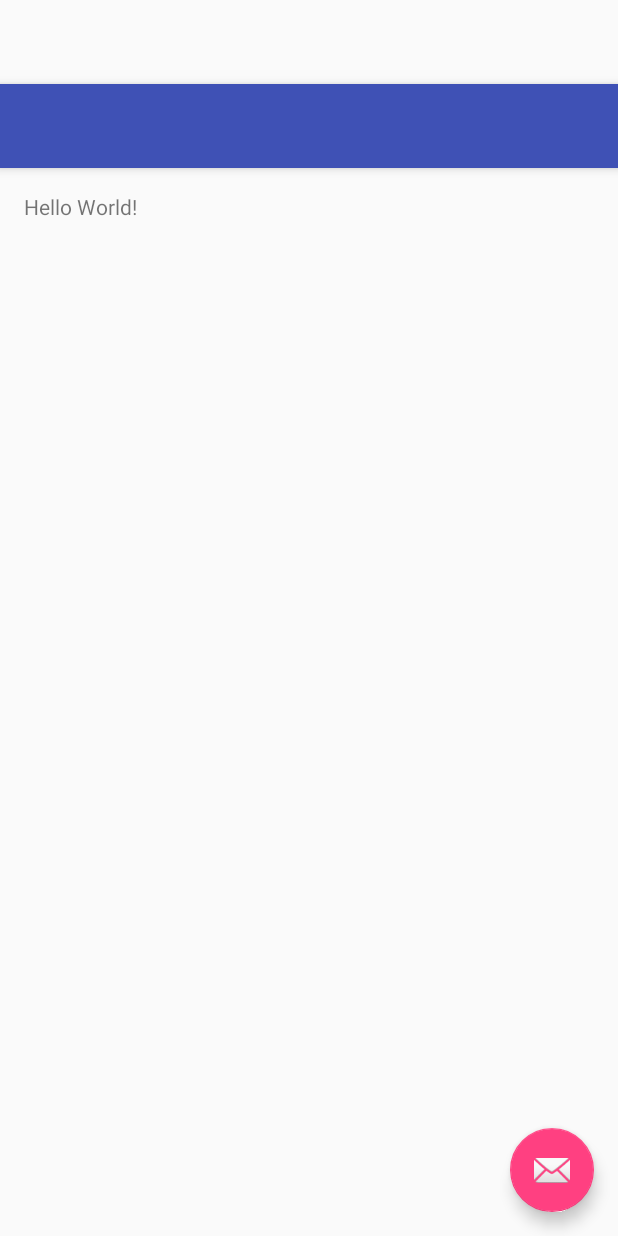
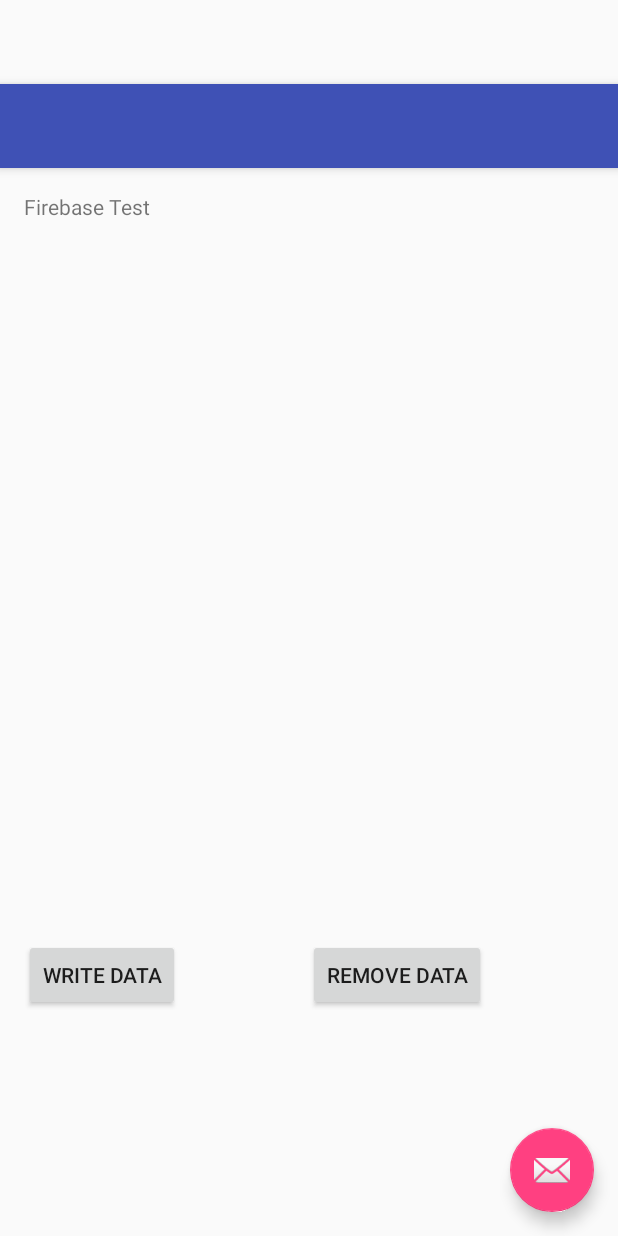
Before and after one commit to VickTseng/FirebaseChat, an Android app: the layout activity_main.xml on its own in the app's theme, with its tools: preview values and no code run, on a phone screen of 412 x 824 dp. Run offline under Robolectric (Android 15) with nearby library versions, the phone set to English and light mode, and no system bars.

Commit message:
Add the permission of internet, enable filebase, and alter the layout

```diff
--- a/app/build.gradle
+++ b/app/build.gradle
@@ -17,6 +17,10 @@ android {
             proguardFiles getDefaultProguardFile('proguard-android.txt'), 'proguard-rules.pro'
         }
     }
+    packagingOptions {
+        exclude 'META-INF/LICENSE'
+        exclude 'META-INF/NOTICE'
+    }
 }
 
 dependencies {
@@ -24,4 +28,5 @@ dependencies {
     testCompile 'junit:junit:4.12'
     compile 'com.android.support:appcompat-v7:23.1.1'
     compile 'com.android.support:design:23.1.1'
+    compile 'com.firebase:firebase-client-android:2.3.1'
 }
--- a/app/src/main/AndroidManifest.xml
+++ b/app/src/main/AndroidManifest.xml
@@ -1,17 +1,19 @@
 <?xml version="1.0" encoding="utf-8"?>
 <manifest xmlns:android="http://schemas.android.com/apk/res/android"
-    package="com.example.vick.firebasechat">
+    package="com.example.vick.firebasechat" >
+
+    <uses-permission android:name="android.permission.INTERNET" />
 
     <application
         android:allowBackup="true"
         android:icon="@mipmap/ic_launcher"
         android:label="@string/app_name"
         android:supportsRtl="true"
-        android:theme="@style/AppTheme">
+        android:theme="@style/AppTheme" >
         <activity
             android:name=".MainActivity"
             android:label="@string/app_name"
-            android:theme="@style/AppTheme.NoActionBar">
+            android:theme="@style/AppTheme.NoActionBar" >
             <intent-filter>
                 <action android:name="android.intent.action.MAIN" />
 
--- a/app/src/main/res/layout/content_main.xml
+++ b/app/src/main/res/layout/content_main.xml
@@ -15,5 +15,36 @@
     <TextView
         android:layout_width="wrap_content"
         android:layout_height="wrap_content"
-        android:text="Hello World!" />
+        android:text="Firebase Test"
+        android:id="@+id/textView" />
+
+    <Button
+        android:layout_width="wrap_content"
+        android:layout_height="wrap_content"
+        android:text="Write Data"
+        android:id="@+id/button"
+        android:layout_marginBottom="134dp"
+        android:layout_alignParentBottom="true"
+        android:layout_alignParentLeft="true"
+        android:layout_alignParentStart="true" />
+
+    <ListView
+        android:layout_width="wrap_content"
+        android:layout_height="wrap_content"
+        android:id="@+id/listView"
+        android:layout_below="@+id/textView"
+        android:layout_alignParentLeft="true"
+        android:layout_alignParentStart="true"
+        android:layout_above="@+id/button" />
+
+    <Button
+        android:layout_width="wrap_content"
+        android:layout_height="wrap_content"
+        android:text="REMOVE DATA"
+        android:id="@+id/button2"
+        android:layout_alignBottom="@+id/button"
+        android:layout_alignRight="@+id/listView"
+        android:layout_alignEnd="@+id/listView"
+        android:layout_marginRight="72dp"
+        android:layout_marginEnd="72dp" />
 </RelativeLayout>
```
